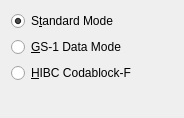
The window that frontend_qt4/grpCodablock.ui (zint/zint-gpl-only) describes before a commit, drawn with Qt 5.
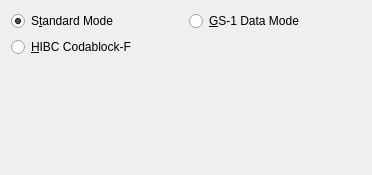
The same window after the commit.

What changed in the file:
```diff
--- a/frontend_qt4/grpCodablock.ui
+++ b/frontend_qt4/grpCodablock.ui
@@ -1,12 +1,12 @@
 <ui version="4.0" >
  <class>grpCodablock</class>
- <widget class="QWidget" name="grpCodablock" >
-  <property name="geometry" >
+ <widget class="QWidget" name="grpCodablock">
+  <property name="geometry">
    <rect>
     <x>0</x>
     <y>0</y>
-    <width>184</width>
-    <height>118</height>
+    <width>372</width>
+    <height>175</height>
    </rect>
   </property>
   <property name="windowTitle" >
@@ -14,8 +14,10 @@
   </property>
   <layout class="QVBoxLayout" name="verticalLayout" >
    <item>
-    <widget class="QRadioButton" name="radCodaStand" >
-     <property name="text" >
+    <layout class="QGridLayout" name="gridLayout">
+     <item row="0" column="0">
+      <widget class="QRadioButton" name="radCodaStand">
+       <property name="text">
       <string>S&amp;tandard Mode</string>
      </property>
      <property name="checked" >
@@ -23,29 +25,31 @@
      </property>
     </widget>
    </item>
-   <item>
-    <widget class="QRadioButton" name="radCodaGS1" >
-     <property name="text" >
-      <string>&amp;GS-1 Data Mode</string>
-     </property>
-    </widget>
-   </item>
-   <item>
-    <widget class="QRadioButton" name="radCodaHIBC" >
-     <property name="text" >
+     <item row="1" column="0">
+      <widget class="QRadioButton" name="radCodaHIBC">
+       <property name="text">
       <string>&amp;HIBC Codablock-F</string>
      </property>
     </widget>
    </item>
+     <item row="0" column="1">
+      <widget class="QRadioButton" name="radCodaGS1">
+       <property name="text">
+        <string>&amp;GS-1 Data Mode</string>
+       </property>
+      </widget>
+     </item>
+    </layout>
+   </item>
    <item>
     <spacer name="verticalSpacer" >
      <property name="orientation" >
       <enum>Qt::Vertical</enum>
      </property>
-     <property name="sizeHint" stdset="0" >
+     <property name="sizeHint" stdset="0">
       <size>
        <width>20</width>
-       <height>29</height>
+       <height>40</height>
       </size>
      </property>
     </spacer>
```
Left out of the diff: 13 changed lines with no effect on the pictures. Lines whose indentation alone changed are shown as unchanged.
